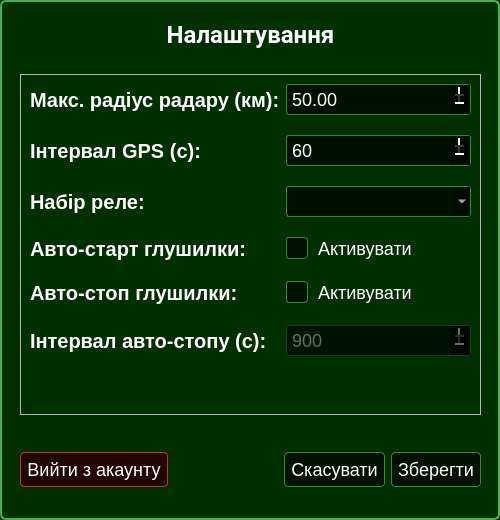
Before: the Qt Designer form app/ui/settings_dialog.ui in VadymKotsiuba1808/SDR_Pi, drawn with Qt 5.
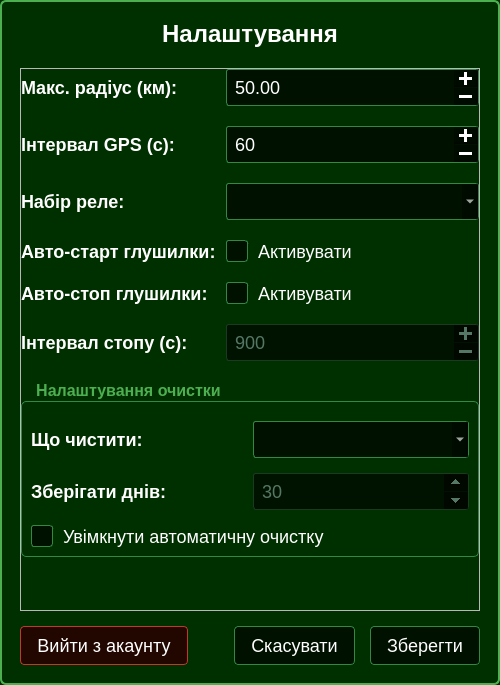
After: the same form once the commit is applied. Icons and pictures are not drawn.

Commit message: Upgraded settings ui for cleaning fields

```diff
--- a/app/ui/settings_dialog.ui
+++ b/app/ui/settings_dialog.ui
@@ -7,7 +7,7 @@
     <x>0</x>
     <y>0</y>
     <width>500</width>
-    <height>520</height>
+    <height>685</height>
    </rect>
   </property>
   <property name="windowTitle">
@@ -24,7 +24,7 @@
 
 QLabel {
   color: #ffffff;
-  font-size: 20px; 
+  font-size: 18px; 
   font-weight: 500;
 }
 
@@ -32,7 +32,7 @@
   background-color: rgba(0, 10, 0, 0.8);
   border: 1px solid #328844;
   color: #ffffff;
-  padding: 3px;
+  padding: 6px; /* Збільшив padding для зручності */
   font-size: 18px;
   border-radius: 3px;
 }
@@ -43,96 +43,88 @@
   color: #557766;                 
 }
 
-/* Стрілка випадаючого списку */
-QComboBox::drop-down {
-    
-}
-QComboBox::down-arrow {
-    width: 16px;
-    height: 16px;
-}
+QComboBox::drop-down {}
+QComboBox::down-arrow { width: 16px; height: 16px; }
 
 QDoubleSpinBox::up-button, QDoubleSpinBox::down-button, QSpinBox::up-button, QSpinBox::down-button {
-    width: 16px;
-    height: 16px;   
+    width: 20px; /* Трохи збільшив кнопки */
     padding: 2px;
 }
 
-/* Чекбокси */
 QCheckBox {
     color: #ffffff;
     font-size: 18px;
     spacing: 10px;
 }
-
 QCheckBox::indicator {
-    width: 20px;
-    height: 20px;
+    width: 20px; height: 20px;
     background-color: rgba(0, 10, 0, 0.8);
     border: 1px solid #328844;
     border-radius: 3px;
 }
-
 QCheckBox::indicator:checked {
     background-color: #4CAF50;
     border: 1px solid #4CAF50;
-    image: url(); /* Можна додати іконку галочки, але колір теж працює як індикатор */
+    image: url();
 }
 
-/* Кнопки */
+/* Стиль для групи очистки */
+QGroupBox {
+    border: 1px solid #328844;
+    border-radius: 5px;
+    margin-top: 20px;
+    font-size: 16px;
+    color: #4CAF50;
+    font-weight: bold;
+    padding-top: 10px; /* Відступ всередині групи */
+}
+QGroupBox::title {
+    subcontrol-origin: margin;
+    left: 10px;
+    padding: 0 3px;
+}
+
 QPushButton {
   border: none;
   background-color: rgba(0, 10, 0, 0.8);
   border: 1px solid #328844;
   color: #ffffff;
   font-size: 18px;
-  padding: 6px;
+  padding: 8px 16px; /* Збільшив кнопку */
   border-radius: 4px;
 }
-QPushButton:pressed {
-  background-color: #328844;
-  color: #002509;
-}
+QPushButton:pressed { background-color: #328844; color: #002509; }
 
 QPushButton#btnLogout {
   border: none;
   background-color: rgba(40, 0, 0, 0.85);
   border: 1px solid #C0392B;
   color: #FFFFFF;
-  font-size: 18px;
-  padding: 6px;
-  border-radius: 4px;
 }
-
-QPushButton#btnLogout:hover {
-  background-color: rgba(80, 0, 0, 0.9);
-}
-
-QPushButton#btnLogout:pressed {
-  background-color: #C0392B;
-  color: #2B0000;
-}
-
+QPushButton#btnLogout:hover { background-color: rgba(80, 0, 0, 0.9); }
+QPushButton#btnLogout:pressed { background-color: #C0392B; color: #2B0000; }
 </string>
   </property>
+  <layout class="QVBoxLayout" name="mainLayout">
+   <property name="spacing">
+    <number>15</number>
+   </property>
+   <property name="leftMargin">
+    <number>20</number>
+   </property>
+   <property name="topMargin">
+    <number>20</number>
+   </property>
+   <property name="rightMargin">
+    <number>20</number>
+   </property>
+   <property name="bottomMargin">
+    <number>20</number>
+   </property>
+   <item>
   <widget class="QLabel" name="lblTitle">
-   <property name="geometry">
-    <rect>
-     <x>20</x>
-     <y>20</y>
-     <width>461</width>
-     <height>39</height>
-    </rect>
-   </property>
-   <property name="font">
-    <font>
-     <family>Roboto</family>
-     <pointsize>-1</pointsize>
-     <bold>true</bold>
-    </font>
-   </property>
    <property name="styleSheet">
-    <string>font-size: 24px; font-weight: bold; margin-bottom: 10px;</string>
+      <string>font-size: 24px; font-weight: bold; margin-bottom: 5px;</string>
    </property>
    <property name="text">
     <string>Налаштування</string>
@@ -141,21 +133,32 @@
     <set>Qt::AlignmentFlag::AlignCenter</set>
    </property>
   </widget>
+   </item>
+   <item>
   <widget class="QFrame" name="frameContent">
-   <property name="geometry">
-    <rect>
-     <x>20</x>
-     <y>74</y>
-     <width>461</width>
-     <height>341</height>
-    </rect>
-   </property>
    <property name="frameShape">
     <enum>QFrame::Shape::StyledPanel</enum>
    </property>
    <property name="frameShadow">
     <enum>QFrame::Shadow::Raised</enum>
    </property>
+     <layout class="QVBoxLayout" name="verticalLayoutFrame">
+      <property name="spacing">
+       <number>10</number>
+      </property>
+      <property name="leftMargin">
+       <number>0</number>
+      </property>
+      <property name="topMargin">
+       <number>0</number>
+      </property>
+      <property name="rightMargin">
+       <number>0</number>
+      </property>
+      <property name="bottomMargin">
+       <number>0</number>
+      </property>
+      <item>
    <layout class="QFormLayout" name="formLayout">
     <property name="verticalSpacing">
      <number>20</number>
@@ -163,7 +166,7 @@
     <item row="0" column="0">
      <widget class="QLabel" name="labelRadius">
       <property name="text">
-       <string>Макс. радіус радару (км):</string>
+           <string>Макс. радіус (км):</string>
       </property>
      </widget>
     </item>
@@ -190,6 +193,22 @@
       </property>
      </widget>
     </item>
+        <item row="1" column="1">
+         <widget class="QSpinBox" name="inpGpsInterval">
+          <property name="buttonSymbols">
+           <enum>QAbstractSpinBox::ButtonSymbols::PlusMinus</enum>
+          </property>
+          <property name="minimum">
+           <number>10</number>
+          </property>
+          <property name="maximum">
+           <number>3600</number>
+          </property>
+          <property name="value">
+           <number>60</number>
+          </property>
+         </widget>
+        </item>
     <item row="2" column="0">
      <widget class="QLabel" name="labelRelay">
       <property name="text">
@@ -231,7 +250,7 @@
     <item row="5" column="0">
      <widget class="QLabel" name="labelStopInterval">
       <property name="text">
-       <string>Інтервал авто-стопу (с):</string>
+           <string>Інтервал стопу (с):</string>
       </property>
      </widget>
     </item>
@@ -254,33 +273,77 @@
       </property>
      </widget>
     </item>
+        <item row="6" column="0" colspan="2">
+         <widget class="QGroupBox" name="groupBoxClean">
+          <property name="title">
+           <string>Налаштування очистки</string>
+          </property>
+          <layout class="QGridLayout" name="gridLayoutClean">
+           <property name="verticalSpacing">
+            <number>15</number>
+           </property>
+           <item row="0" column="0">
+            <widget class="QLabel" name="labelTarget">
+             <property name="text">
+              <string>Що чистити:</string>
+             </property>
+            </widget>
+           </item>
+           <item row="0" column="1">
+            <widget class="QComboBox" name="cmbCleanTarget"/>
+           </item>
+           <item row="1" column="0">
+            <widget class="QLabel" name="labelCleanDays">
+             <property name="text">
+              <string>Зберігати днів:</string>
+             </property>
+            </widget>
+           </item>
     <item row="1" column="1">
-     <widget class="QSpinBox" name="inpGpsInterval">
-      <property name="buttonSymbols">
-       <enum>QAbstractSpinBox::ButtonSymbols::PlusMinus</enum>
+            <widget class="QSpinBox" name="inpCleanDays">
+             <property name="enabled">
+              <bool>false</bool>
       </property>
       <property name="minimum">
-       <number>10</number>
+              <number>1</number>
       </property>
       <property name="maximum">
-       <number>3600</number>
+              <number>365</number>
       </property>
       <property name="value">
-       <number>60</number>
+              <number>30</number>
       </property>
      </widget>
     </item>
-   </layout>
-  </widget>
-  <widget class="QWidget" name="layoutWidget">
-   <property name="geometry">
-    <rect>
-     <x>20</x>
-     <y>450</y>
-     <width>461</width>
+           <item row="2" column="0" colspan="2">
+            <widget class="QCheckBox" name="chkCleanEnabled">
+             <property name="text">
+              <string>Увімкнути автоматичну очистку</string>
+             </property>
+            </widget>
+           </item>
+          </layout>
+         </widget>
+        </item>
+       </layout>
+      </item>
+      <item>
+       <spacer name="verticalSpacer">
+        <property name="orientation">
+         <enum>Qt::Orientation::Vertical</enum>
+        </property>
+        <property name="sizeHint" stdset="0">
+         <size>
+          <width>20</width>
      <height>40</height>
-    </rect>
-   </property>
+         </size>
+        </property>
+       </spacer>
+      </item>
+     </layout>
+    </widget>
+   </item>
+   <item>
    <layout class="QHBoxLayout" name="horizontalLayout">
     <item>
      <widget class="QPushButton" name="btnLogout">
@@ -317,7 +380,8 @@
      </widget>
     </item>
    </layout>
-  </widget>
+   </item>
+  </layout>
  </widget>
  <resources/>
  <connections>
```
Left out of the diff: 24 changed lines with no effect on the pictures. Lines whose indentation alone changed are shown as unchanged. The commit also changes 1 other file.
